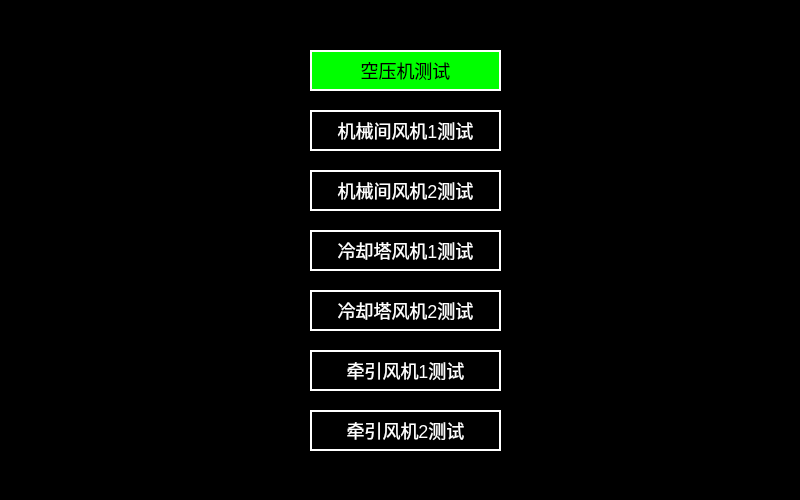
The window that main_assistantdevice.ui (isliulin/Plan85HMI) describes before a commit, drawn with Qt 5.
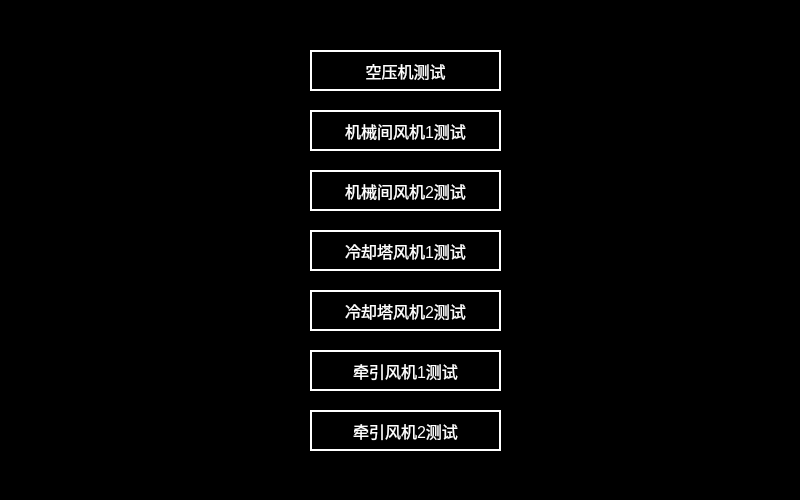
The same window after the commit.

The edit to the form file:
```diff
--- a/main_assistantdevice.ui
+++ b/main_assistantdevice.ui
@@ -42,8 +42,7 @@
     </rect>
    </property>
    <property name="styleSheet">
-    <string notr="true">border:2px solid white;
-font:18px;</string>
+    <string notr="true">font:16px;color: rgb(255,255,255);background-color: rgb(0, 0, 0);border:2px solid white;</string>
    </property>
    <property name="text">
     <string>空压机测试</string>
@@ -59,10 +58,7 @@
     </rect>
    </property>
    <property name="styleSheet">
-    <string notr="true">border:2px solid white;
-background-color: rgb(0, 0, 0);
-font:18px;
-color: rgb(255, 255, 255);</string>
+    <string notr="true">font:16px;color: rgb(255,255,255);background-color: rgb(0, 0, 0);border:2px solid white;</string>
    </property>
    <property name="text">
     <string>机械间风机1测试</string>
@@ -78,10 +74,7 @@
     </rect>
    </property>
    <property name="styleSheet">
-    <string notr="true">border:2px solid white;
-background-color: rgb(0, 0, 0);
-font:18px;
-color: rgb(255, 255, 255);</string>
+    <string notr="true">font:16px;color: rgb(255,255,255);background-color: rgb(0, 0, 0);border:2px solid white;</string>
    </property>
    <property name="text">
     <string>机械间风机2测试</string>
@@ -97,10 +90,7 @@
     </rect>
    </property>
    <property name="styleSheet">
-    <string notr="true">border:2px solid white;
-background-color: rgb(0, 0, 0);
-font:18px;
-color: rgb(255, 255, 255);</string>
+    <string notr="true">font:16px;color: rgb(255,255,255);background-color: rgb(0, 0, 0);border:2px solid white;</string>
    </property>
    <property name="text">
     <string>冷却塔风机1测试</string>
@@ -116,10 +106,7 @@
     </rect>
    </property>
    <property name="styleSheet">
-    <string notr="true">border:2px solid white;
-background-color: rgb(0, 0, 0);
-font:18px;
-color: rgb(255, 255, 255);</string>
+    <string notr="true">font:16px;color: rgb(255,255,255);background-color: rgb(0, 0, 0);border:2px solid white;</string>
    </property>
    <property name="text">
     <string>冷却塔风机2测试</string>
@@ -135,10 +122,7 @@
     </rect>
    </property>
    <property name="styleSheet">
-    <string notr="true">border:2px solid white;
-background-color: rgb(0, 0, 0);
-font:18px;
-color: rgb(255, 255, 255);</string>
+    <string notr="true">font:16px;color: rgb(255,255,255);background-color: rgb(0, 0, 0);border:2px solid white;</string>
    </property>
    <property name="text">
     <string>牵引风机1测试</string>
@@ -154,10 +138,7 @@
     </rect>
    </property>
    <property name="styleSheet">
-    <string notr="true">border:2px solid white;
-background-color: rgb(0, 0, 0);
-font:18px;
-color: rgb(255, 255, 255);</string>
+    <string notr="true">font:16px;color: rgb(255,255,255);background-color: rgb(0, 0, 0);border:2px solid white;</string>
    </property>
    <property name="text">
     <string>牵引风机2测试</string>
```
Left out of the diff: 35 changed lines with no effect on the pictures.
